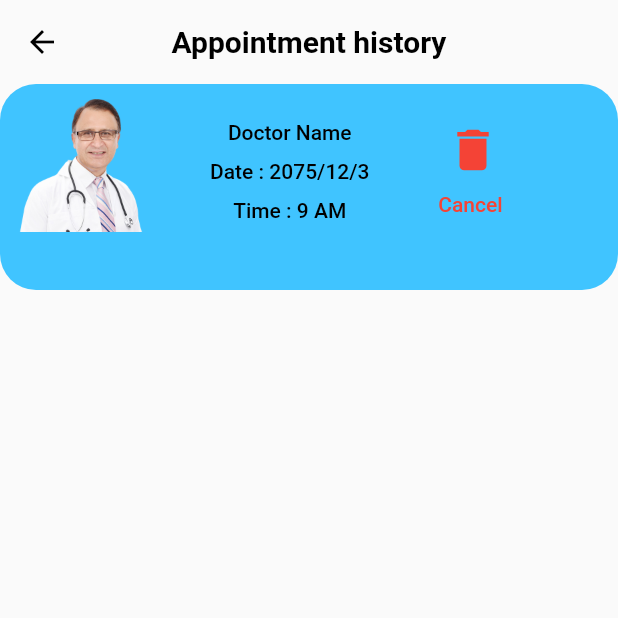
After one commit to BibhushaSapkota/hamro_swastha, a Flutter app: the userHistory screen opened by its route, on a phone screen of 412 x 824 dp, the top half of it. The commit adds this screen. Run offline on Flutter 3.47's test engine with Material 2 defaults, Android fonts, the phone set to English and light mode, and no system bars; our stand-ins replace carousel_slider, cloud_firestore, file_picker, firebase_auth, firebase_core, firebase_storage and 11 more; missing offline and left inert: division; accounts and stored records are empty.

Commit message:
user history

```diff
--- a/lib/main.dart
+++ b/lib/main.dart
@@ -21,6 +21,7 @@ import 'package:mero_doctor/screens/otp_screen.dart';
 import 'package:mero_doctor/screens/patient_profile.dart';
 import 'package:mero_doctor/screens/patient_upload_profile.dart';
 import 'package:mero_doctor/screens/splash_screen.dart';
+import 'package:mero_doctor/screens/userHistory.dart';
 import 'package:mero_doctor/screens/walkthrough_screens.dart';
 import 'package:mero_doctor/utils/constants.dart';
 import 'package:provider/provider.dart';
@@ -28,6 +29,7 @@ import 'package:provider/provider.dart';
 Future<void> main() async {
   WidgetsFlutterBinding.ensureInitialized();
   await Firebase.initializeApp(
+
     options: const FirebaseOptions(
       apiKey: "AIzaSyA16vBUjIFFKU21E4lD0G1sO1Sl30gQi9g",
       appId: "1:163614653086:android:2c15337c47bbc249a0598f",
@@ -75,6 +77,7 @@ class MyApp extends StatelessWidget {
           "/forgetpass": (context) => EnterEmailPage(),
           "/sendotp": (context) => EnterOtpPage(),
           '/docorview': (context) => const doctorView(),
+          '/userhistory': (context) => userHistory(),
         },
         debugShowCheckedModeBanner: false,
         theme: ThemeData(
--- /dev/null
+++ b/lib/screens/userHistory.dart
@@ -0,0 +1,112 @@
+
+import 'package:flutter/material.dart';
+import 'package:intl/intl.dart';
+
+class userHistory extends StatefulWidget {
+  @override
+  State<userHistory> createState() => _userHistoryState();
+}
+
+class _userHistoryState extends State<userHistory> {
+  @override
+
+
+  Widget build(BuildContext context) {
+    final Size screen = MediaQuery.of(context).size;
+    const Color primary = Color.fromRGBO(118, 181, 197, 1.0);
+    const Color textColor = Color(0xff464646);
+
+    return SafeArea(
+      child: Scaffold(
+        appBar: AppBar(
+          leading: IconButton(
+            icon: const Icon(
+              Icons.arrow_back,
+              color: Colors.black,
+            ), onPressed: () {
+          },
+          ),
+          elevation: 0,
+          backgroundColor: Colors.transparent,
+          title: const Text(
+            "Appointment history",style: TextStyle(fontSize: 20),
+          ),
+          foregroundColor: Colors.black,
+          centerTitle: true,
+
+        ),
+
+        body: Container(
+          height: screen.height/6,
+          decoration: BoxDecoration(
+            borderRadius: BorderRadius.circular(24),
+            color: Colors.lightBlueAccent,
+          ),
+          child: Row(
+            crossAxisAlignment: CrossAxisAlignment.start,
+            children: [
+              Container(
+                  margin: EdgeInsets.all(10.0),
+                  child: Image.asset("assets/images/ic_topDoctor2.png",width: 100,)),
+              Padding(
+                padding: const EdgeInsets.all(20.0),
+                child: Column(
+                  children: [
+
+                    Text("Doctor Name",
+                      style: TextStyle(
+                        color: Colors.black,
+                      ),),
+                    SizedBox(height: 5,),
+                    Text("Date : 2075/12/3",
+                      style: TextStyle(
+                        color: Colors.black,
+                      ),),
+                    SizedBox(height: 5,),
+                    Text("Time : 9 AM",
+                      style: TextStyle(
+                        color: Colors.black,
+                      ),),
+
+                  ],
+
+                ),
+              ),
+
+              Container(
+                margin: EdgeInsets.fromLTRB(25, 20, 25, 0),
+                child: Column(
+                  children: [
+                    Transform.scale(
+                      scale: 1.5,
+                      child: IconButton(
+                        icon: const Icon(
+                          Icons.delete,
+                          color: Colors.red,
+                        ), onPressed: () {
+                      },
+                      ),
+
+                    ),
+                    Text("Cancel ",
+                      style: TextStyle(
+                          color: Colors.red
+                      ),)
+                  ],
+                ),
+
+              ),
+
+
+
+            ],
+
+          ),
+
+        ),
+
+      ),
+
+    );
+  }
+}
```
